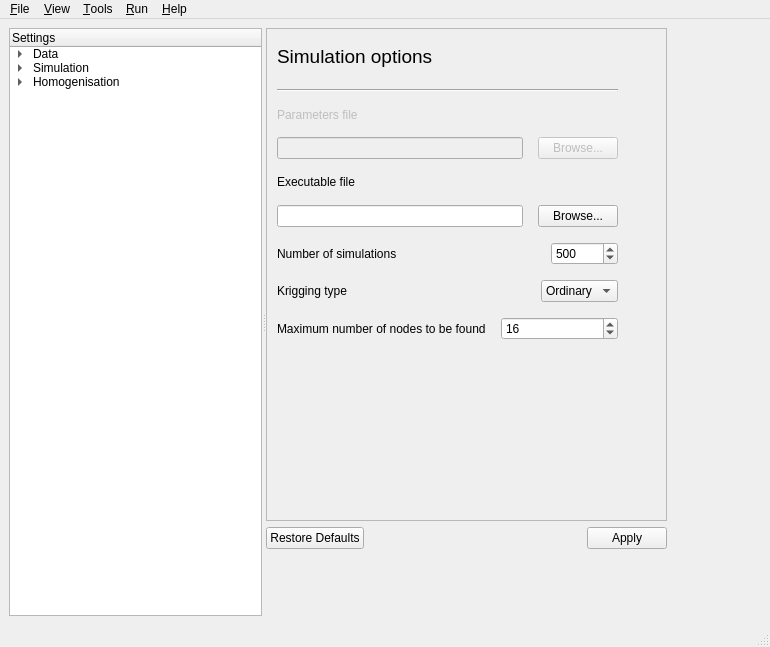
Old version of the form GSIMCLI/interface/gsimcli.ui in the repository iled/gsimcli.
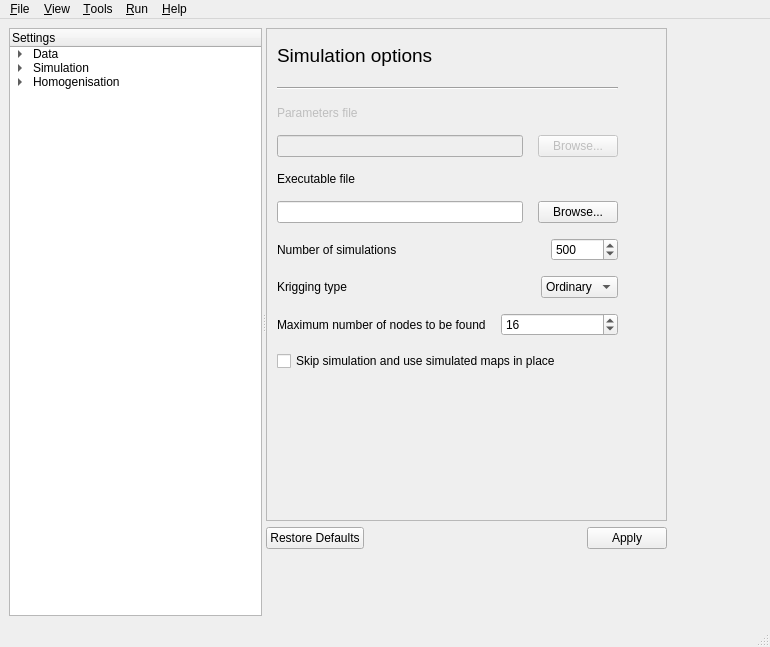
New version of the form.

Commit message:
propagate skip_dss argument
. added argument to method_classic launcher functions
. added ui option (TODO: handle signal)

What changed in the file:
```diff
--- a/GSIMCLI/interface/gsimcli.ui
+++ b/GSIMCLI/interface/gsimcli.ui
@@ -502,7 +502,7 @@
                <x>10</x>
                <y>10</y>
                <width>341</width>
-               <height>301</height>
+               <height>332</height>
               </rect>
              </property>
              <layout class="QVBoxLayout" name="verticalLayout_11">
@@ -679,6 +679,13 @@
                 </item>
                </layout>
               </item>
+              <item>
+               <widget class="QCheckBox" name="SO_checkSkipDSS">
+                <property name="text">
+                 <string>Skip simulation and use simulated maps in place</string>
+                </property>
+               </widget>
+              </item>
              </layout>
             </widget>
            </widget>
```
The commit also changes 2 other files.
